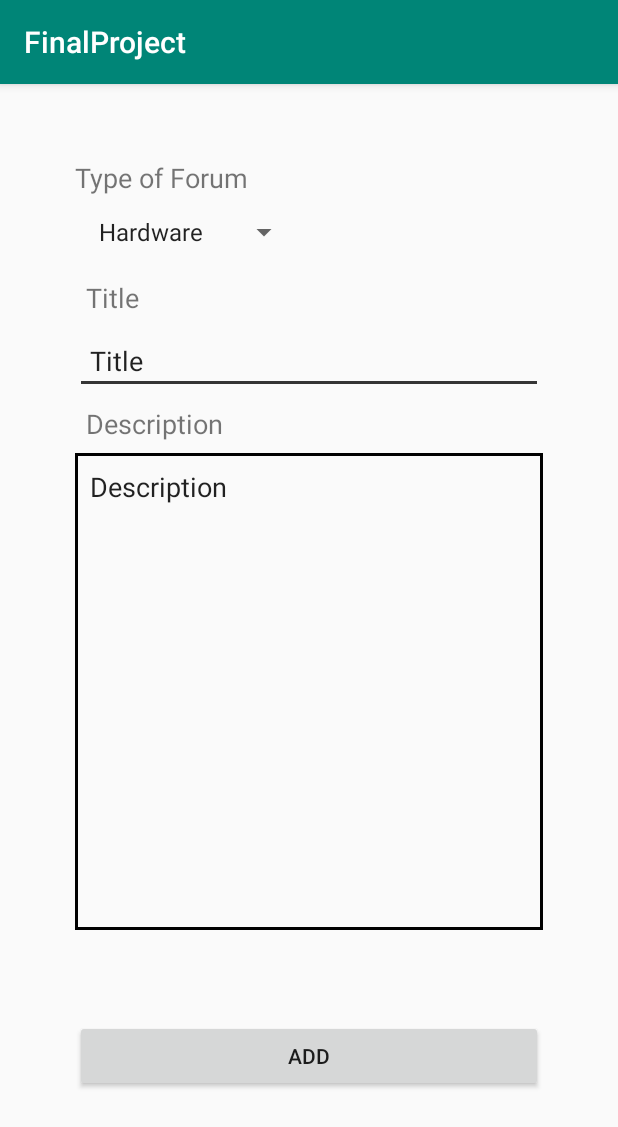
After one commit to khalishZainudin/FinalProject, an Android app: the AddForum screen opened directly, with no data from a screen before it, on a phone screen of 412 x 824 dp. The commit adds this screen. Shown: the top 1127 px of the screen. Run offline under Robolectric (Android 15) with nearby library versions, the phone set to English and light mode, and no system bars; our stand-ins replace Firebase (no records; nobody signed in at launch, a user with empty details on screens opened directly).

Commit message:
Adding forum

```diff
--- a/app/src/main/AndroidManifest.xml
+++ b/app/src/main/AndroidManifest.xml
@@ -9,7 +9,8 @@
         android:roundIcon="@mipmap/ic_launcher_round"
         android:supportsRtl="true"
         android:theme="@style/AppTheme">
-        <activity android:name=".ForumTitle.ForumInterface"></activity>
+        <activity android:name=".ForumTitle.AddForum"></activity>
+        <activity android:name=".ForumTitle.ForumInterface" />
         <activity android:name=".MainMenuActivity" />
         <activity android:name=".LoginPage.EmailPassActivity" />
         <activity android:name=".MainActivity">
--- /dev/null
+++ b/app/src/main/java/my/edu/fsktm/um/finalproject/ForumTitle/AddForum.java
@@ -0,0 +1,69 @@
+package my.edu.fsktm.um.finalproject.ForumTitle;
+
+import androidx.appcompat.app.AppCompatActivity;
+
+import android.content.Intent;
+import android.os.Bundle;
+import android.view.View;
+import android.widget.ArrayAdapter;
+import android.widget.Button;
+import android.widget.EditText;
+import android.widget.Spinner;
+import android.widget.Toast;
+
+import com.google.android.gms.tasks.OnSuccessListener;
+import com.google.firebase.Timestamp;
+import com.google.firebase.firestore.DocumentReference;
+import com.google.firebase.firestore.FirebaseFirestore;
+import com.google.type.Date;
+
+import java.util.HashMap;
+import java.util.Map;
+
+import my.edu.fsktm.um.finalproject.R;
+
+public class AddForum extends AppCompatActivity {
+    FirebaseFirestore db = FirebaseFirestore.getInstance();
+    Spinner typeSpinner;
+    EditText etTitle;
+    EditText etDescription;
+    Button bAdd;
+    @Override
+    protected void onCreate(Bundle savedInstanceState) {
+        super.onCreate(savedInstanceState);
+        setContentView(R.layout.activity_add_forum);
+
+        typeSpinner = (Spinner)findViewById(R.id.sType);
+        etTitle = (EditText)findViewById(R.id.etTitle);
+        etDescription =(EditText)findViewById(R.id.etDescription);
+        bAdd = (Button)findViewById(R.id.bAdd);
+
+        ArrayAdapter<String> myAdapter = new ArrayAdapter<String>(AddForum.this,
+                android.R.layout.simple_list_item_1,getResources().getStringArray(R.array.Type));
+        myAdapter.setDropDownViewResource(android.R.layout.simple_spinner_dropdown_item);
+        typeSpinner.setAdapter(myAdapter);
+
+        bAdd.setOnClickListener(new View.OnClickListener() {
+            @Override
+            public void onClick(View v) {
+                String title = etTitle.getText().toString();
+                String description = etDescription.getText().toString();
+                final String type = typeSpinner.getSelectedItem().toString();
+                Timestamp now = Timestamp.now();
+                final Map<String, Object> forum = new HashMap<>();
+                forum.put("Title",title);
+                forum.put("Description",description);
+                forum.put("DatePosted",now);
+                db.collection(type).add(forum).addOnSuccessListener(new OnSuccessListener<DocumentReference>() {
+                    @Override
+                    public void onSuccess(DocumentReference documentReference) {
+                        Toast.makeText(getApplicationContext(),"Success Adding",Toast.LENGTH_SHORT).show();
+                    }
+                });
+                Intent intent = new Intent(AddForum.this,ForumTitle.class);
+                startActivity(intent);
+            }
+        });
+
+    }
+}
--- a/app/src/main/java/my/edu/fsktm/um/finalproject/ForumTitle/ForumInterface.java
+++ b/app/src/main/java/my/edu/fsktm/um/finalproject/ForumTitle/ForumInterface.java
@@ -12,6 +12,8 @@ import com.firebase.ui.firestore.FirestoreRecyclerOptions;
 import com.google.firebase.firestore.CollectionReference;
 import com.google.firebase.firestore.FirebaseFirestore;
 import com.google.firebase.firestore.Query;
+
+import org.w3c.dom.Text;
 
 import my.edu.fsktm.um.finalproject.R;
 
@@ -35,6 +37,7 @@ public class ForumInterface extends AppCompatActivity {
         String forum_id = extras.getString("FORUM_ID");
         String forum_description = extras.getString("DESCRIPTION");
         String forum_username = extras.getString("USER");
+        String forum_time_posted = extras.getString("TIME_POSTED");
 
         db = FirebaseFirestore.getInstance();
         forumInformation = db.collection(forum_type).document(forum_id).collection(forum_title);
@@ -43,10 +46,12 @@ public class ForumInterface extends AppCompatActivity {
         TextView description = (TextView)findViewById(R.id.tvForumDesc);
         TextView test = (TextView)findViewById(R.id.tvForumTitle);
         TextView username = (TextView)findViewById(R.id.tvForumUser);
+        TextView timePosted = (TextView)findViewById(R.id.tvTimePosted);
 
         test.setText(forum_title);
         description.setText(forum_description);
         username.setText(forum_username);
+        timePosted.setText(forum_time_posted);
 
         setUpRecyclerView();
     }
--- a/app/src/main/java/my/edu/fsktm/um/finalproject/Fragment/ReviewFragment.java
+++ b/app/src/main/java/my/edu/fsktm/um/finalproject/Fragment/ReviewFragment.java
@@ -2,6 +2,7 @@ package my.edu.fsktm.um.finalproject.Fragment;
 
 
 import android.content.Intent;
+import android.icu.text.SimpleDateFormat;
 import android.os.Bundle;
 import android.view.LayoutInflater;
 import android.view.View;
@@ -60,6 +61,9 @@ public class ReviewFragment extends Fragment {
                 String title = forum.getTitle();
                 String description = forum.getDescription();
                 String username = forum.getUser();
+                SimpleDateFormat simpleDateFormat = new SimpleDateFormat("MMMM dd yyyy, hh:mm a");
+                String uncovertedTimeStamp = (forum.getDatePosted().toDate().toString());
+                String ConvertedTimeStamp = simpleDateFormat.format(new Date(uncovertedTimeStamp));
                 String id = documentSnapshot.getId();
                 Intent intent = new Intent(getActivity(), ForumInterface.class);
                 Bundle extras = new Bundle();
@@ -68,6 +72,7 @@ public class ReviewFragment extends Fragment {
                 extras.putString("TITLE",title);
                 extras.putString("DESCRIPTION",description);
                 extras.putString("USER",username);
+                extras.putString("TIME_POSTED",ConvertedTimeStamp);
                 intent.putExtras(extras);
                 startActivity(intent);
             }
--- /dev/null
+++ b/app/src/main/res/drawable/squaretextbox.xml
@@ -0,0 +1,8 @@
+<?xml version="1.0" encoding="utf-8"?>
+<selector xmlns:android="http://schemas.android.com/apk/res/android">
+    <item>
+        <shape android:shape="rectangle">
+            <stroke android:width="2dp" />
+        </shape>
+    </item>
+</selector>
--- /dev/null
+++ b/app/src/main/res/layout/activity_add_forum.xml
@@ -0,0 +1,82 @@
+<?xml version="1.0" encoding="utf-8"?>
+<androidx.constraintlayout.widget.ConstraintLayout xmlns:android="http://schemas.android.com/apk/res/android"
+    xmlns:app="http://schemas.android.com/apk/res-auto"
+    xmlns:tools="http://schemas.android.com/tools"
+    android:layout_width="match_parent"
+    android:layout_height="match_parent"
+    tools:context=".ForumTitle.AddForum">
+
+    <ScrollView
+        android:layout_width="match_parent"
+        android:layout_height="wrap_content">
+
+        <LinearLayout
+            android:layout_width="match_parent"
+            android:layout_height="wrap_content"
+            android:orientation="vertical"
+            android:padding="50dp">
+
+            <TextView
+                android:id="@+id/tvType"
+                android:layout_width="wrap_content"
+                android:layout_height="wrap_content"
+                android:text="Type of Forum"
+                android:textSize="18sp" />
+
+            <Spinner
+                android:id="@+id/sType"
+                android:layout_width="150dp"
+                android:layout_height="wrap_content" />
+
+            <TextView
+                android:id="@+id/tvTitle"
+                android:layout_width="wrap_content"
+                android:layout_height="wrap_content"
+                android:layout_gravity="clip_horizontal"
+                android:padding="7dp"
+                android:text="Title"
+                android:textSize="18sp" />
+
+            <EditText
+                android:id="@+id/etTitle"
+                android:layout_width="312dp"
+                android:layout_height="wrap_content"
+                android:ems="10"
+                android:inputType="textPersonName"
+                android:padding="10dp"
+                android:text="Title" />
+
+            <TextView
+                android:id="@+id/tvDescription"
+                android:layout_width="wrap_content"
+                android:layout_height="wrap_content"
+                android:layout_gravity="clip_horizontal"
+                android:padding="7dp"
+                android:text="Description"
+                android:textSize="18sp" />
+
+            <EditText
+                android:id="@+id/etDescription"
+                android:layout_width="312dp"
+                android:layout_height="318dp"
+                android:background="@drawable/squaretextbox"
+                android:ems="10"
+                android:gravity="top|left"
+                android:inputType="textPersonName"
+                android:padding="10dp"
+                android:text="Description" />
+
+            <Space
+                android:layout_width="match_parent"
+                android:layout_height="60dp" />
+
+            <Button
+                android:id="@+id/bAdd"
+                android:layout_width="match_parent"
+                android:layout_height="wrap_content"
+                android:text="Add" />
+
+        </LinearLayout>
+    </ScrollView>
+
+</androidx.constraintlayout.widget.ConstraintLayout>
--- a/app/src/main/res/layout/cardviewforuminterface.xml
+++ b/app/src/main/res/layout/cardviewforuminterface.xml
@@ -27,13 +27,13 @@
         android:layout_width="match_parent"
         android:layout_height="match_parent"
         android:layout_weight="1"
-        android:weightSum="2">
+        android:weightSum="3">
 
         <TextView
             android:id="@+id/tvUsername"
             android:layout_width="match_parent"
             android:layout_height="wrap_content"
-            android:layout_weight="1"
+            android:layout_weight="2"
             android:text="name"
             android:textSize="15sp"
             android:textStyle="bold" />
--- a/app/src/main/res/values/strings.xml
+++ b/app/src/main/res/values/strings.xml
@@ -30,4 +30,10 @@
 
     <string name="firebase_status_fmt">PC Helper User: %s</string>
 
+    <string-array name="Type">
+        <item>Hardware</item>
+        <item>Review</item>
+        <item>Technical</item>
+    </string-array>
+
 </resources>
--- a/build.gradle
+++ b/build.gradle
@@ -7,7 +7,7 @@ buildscript {
 
     }
     dependencies {
-        classpath 'com.android.tools.build:gradle:3.5.2'
+        classpath 'com.android.tools.build:gradle:3.5.3'
         classpath 'com.google.gms:google-services:4.3.2'
 
         // NOTE: Do not place your application dependencies here; they belong
```
Also changed, not shown: app/build.gradle (+7 -4 lines), app/src/main/java/my/edu/fsktm/um/finalproject/ForumTitle/ForumAdapter.java (+19 -1 lines), app/src/main/java/my/edu/fsktm/um/finalproject/ForumTitle/ForumTitle.java (+17 -1 lines), app/src/main/java/my/edu/fsktm/um/finalproject/ForumTitle/MessagesAdapter.java (+7 -1 lines), app/src/main/java/my/edu/fsktm/um/finalproject/Fragment/HardwareFragment.java (+7 -0 lines), app/src/main/java/my/edu/fsktm/um/finalproject/Fragment/TechnicalSupportFragment.java (+7 -0 lines), app/src/main/res/layout/activity_forum_title.xml (+8 -0 lines).
